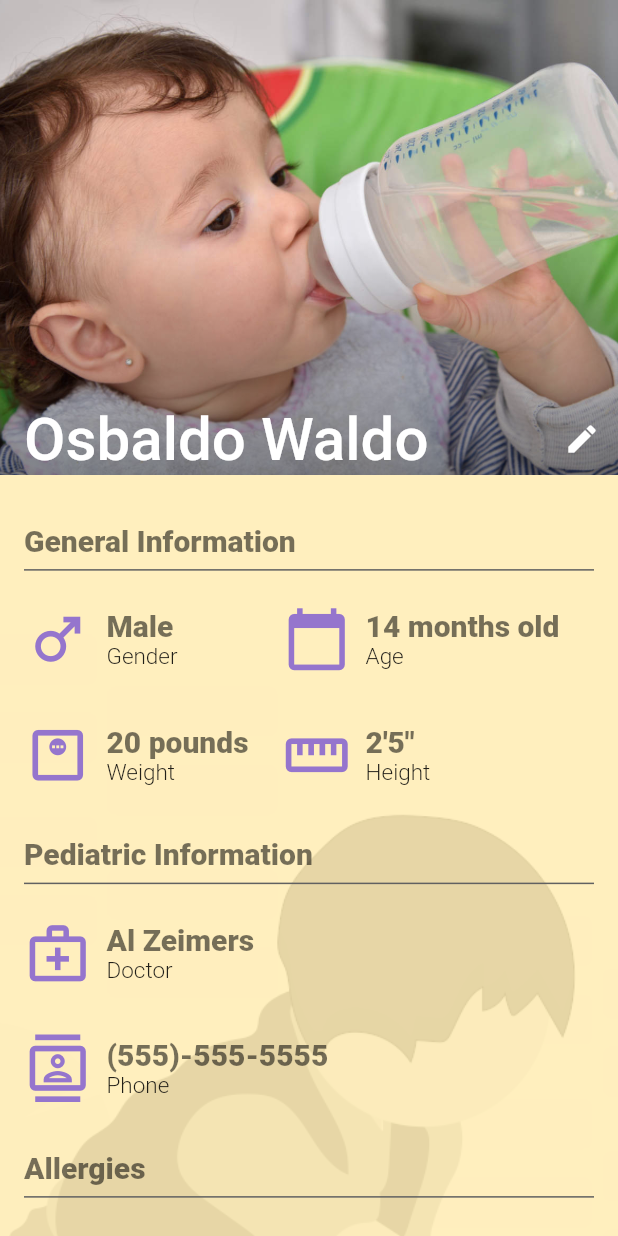
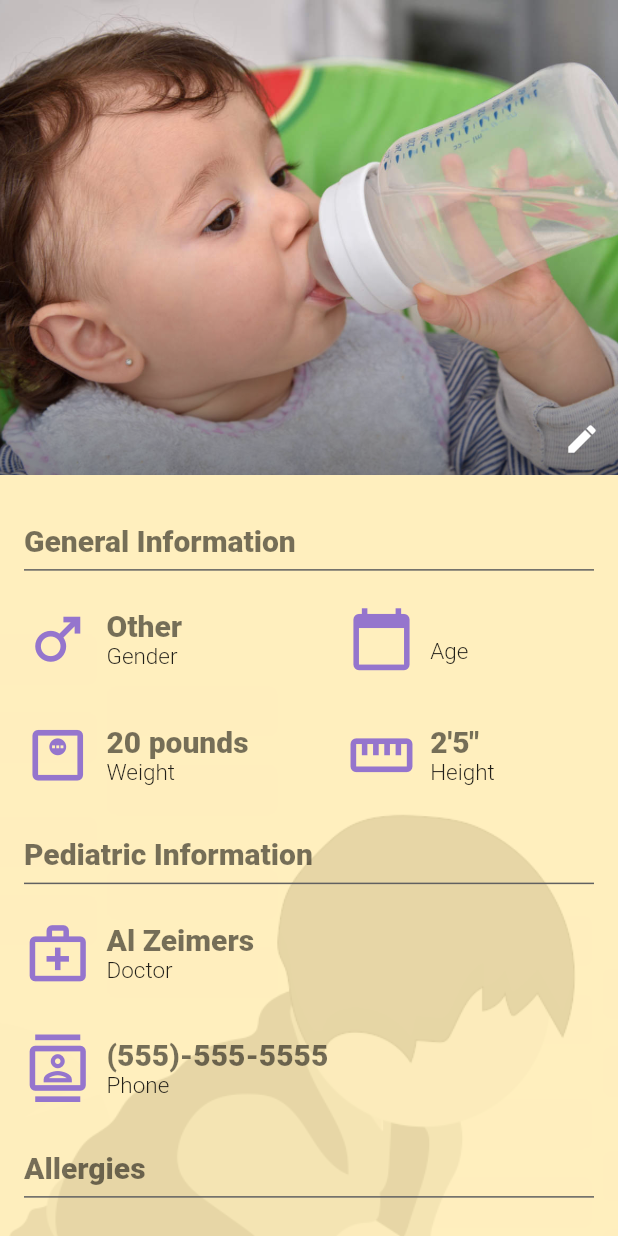
Before and after one commit to acm-projects/BabyQuest, a Flutter app: the ProfilePage screen opened directly, on a phone screen of 412 x 824 dp. Run offline on Flutter 3.47's test engine with Material 2 defaults, Android fonts, the phone set to English and light mode, and no system bars; our stand-ins replace cloud_firestore, convex_bottom_bar, firebase_auth, firebase_core, flutter_spinkit, font_awesome_flutter and 2 more; missing offline and left inert: phone_number; accounts and stored records are empty.

Commit message:
started populating profile page with profile data

```diff
--- a/client/lib/models/baby_profile.dart
+++ b/client/lib/models/baby_profile.dart
@@ -51,14 +51,15 @@ class BabyProfile {
       return "Other";
     }
   }
-  double get height => _height ?? 0;
-  double get weight => _weight ?? 0;
+  double get height => _height ?? 0; //TODO
+  double get weight => _weight ?? 0; //TODO
   DateTime? get birthDate => _birthDate;
-  Duration? get age {
+  String get age {
     if (birthDate != null) {
-      return DateTime.now().difference(birthDate!);
-    }
-  }
+      int days = DateTime.now().difference(birthDate!).inDays;
+      return (days / 30.44).round().toString();
+    } else {return '';}
+  } //will calcuate age in months and return as String
 
   Map<String, int> get allergies => _allergies ?? {};
 
--- a/client/lib/pages/main/profile_page.dart
+++ b/client/lib/pages/main/profile_page.dart
@@ -7,11 +7,16 @@ import 'package:provider/provider.dart';
 
 import 'package:client/models/baby_profile.dart';
 
-class ProfilePage extends StatelessWidget {
+class ProfilePage extends StatefulWidget {
   const ProfilePage({Key? key}) : super(key: key);
 
+  @override
+  _ProfilePageState createState() => _ProfilePageState();
+}
+
+class _ProfilePageState extends State<ProfilePage> {
   static final _database = FirebaseFirestore.instance;
-  static final _profileCollection = _database.collection('profiles');
+  //static final _profileCollection = _database.collection('profiles');
   BabyProfile currentBby = BabyProfile.currentProfile;
 
   @override
@@ -52,8 +57,8 @@ class ProfilePage extends StatelessWidget {
                             alignment: Alignment.bottomLeft,
                             child: Container(
                               padding: const EdgeInsets.only(left: 16),
-                              child: const Text(
-                                'Osbaldo Waldo',
+                              child: Text(
+                                currentBby.fullName,
                                 style: TextStyle(
                                     fontWeight: FontWeight.w500,
                                     fontSize: 40,
@@ -115,13 +120,13 @@ class ProfilePage extends StatelessWidget {
                                     Column(
                                       crossAxisAlignment:
                                           CrossAxisAlignment.start,
-                                      children: const [
+                                      children: [
                                         IconInformation(
                                           iconData: Icons.male,
-                                          topText: 'Male',
+                                          topText: currentBby.gender,
                                           bottomText: 'Gender',
                                         ),
-                                        SizedBox(
+                                        const SizedBox(
                                           height: 32,
                                         ),
                                         IconInformation(
@@ -136,13 +141,13 @@ class ProfilePage extends StatelessWidget {
                                     Column(
                                       crossAxisAlignment:
                                           CrossAxisAlignment.start,
-                                      children: const [
+                                      children: [
                                         IconInformation(
                                           iconData: Icons.calendar_today,
-                                          topText: '14 months old',
+                                          topText: currentBby.age,
                                           bottomText: 'Age',
                                         ),
-                                        SizedBox(
+                                        const SizedBox(
                                           height: 32,
                                         ),
                                         IconInformation(
```
Also changed, not shown: client/lib/pages/main/user_input_page.dart (+13 -5 lines).
